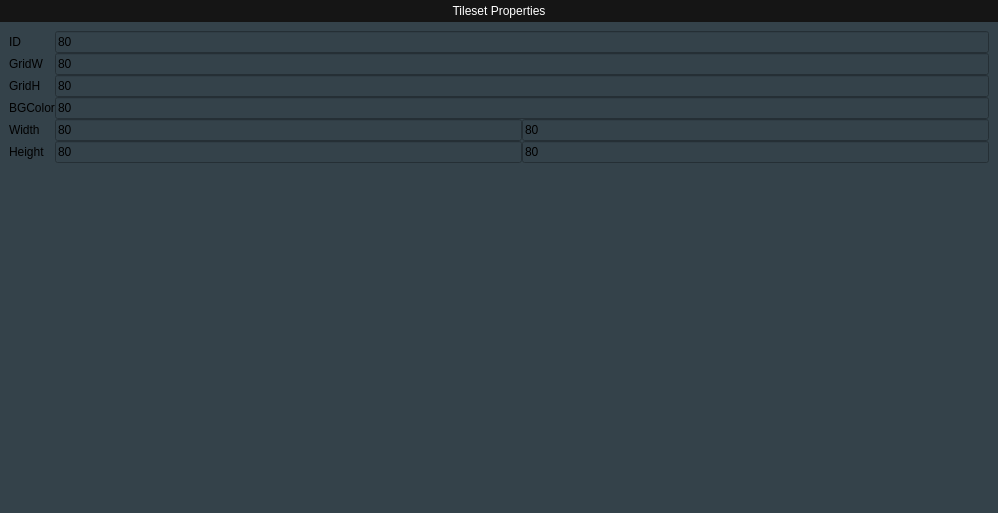
diegofps/tileset_editor, file TilesetEditor/fragmenttilesetproperties.ui: the form before one commit.
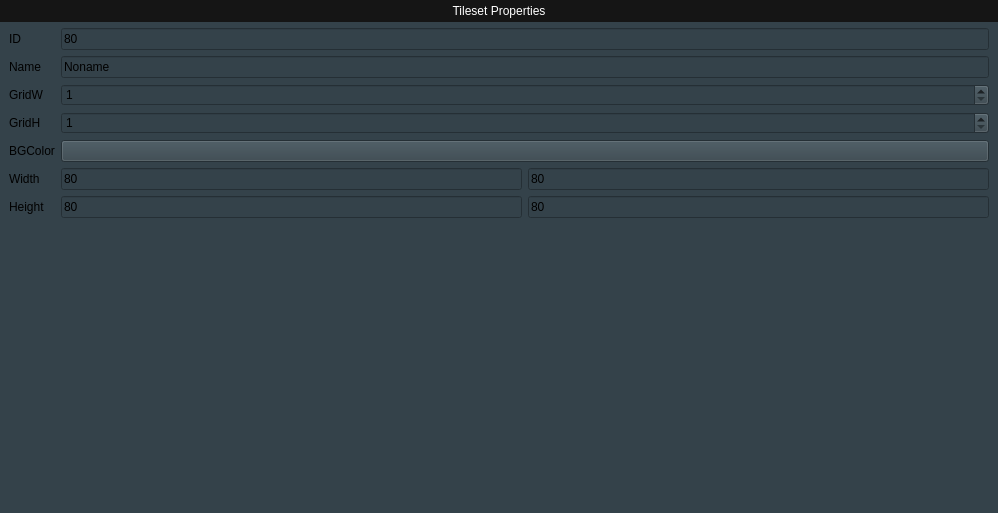
The form after the commit.

```diff
--- a/TilesetEditor/fragmenttilesetproperties.ui
+++ b/TilesetEditor/fragmenttilesetproperties.ui
@@ -50,9 +50,6 @@
       <number>0</number>
      </property>
      <layout class="QVBoxLayout" name="verticalLayout">
-      <property name="spacing">
-       <number>0</number>
-      </property>
       <property name="leftMargin">
        <number>0</number>
       </property>
@@ -91,18 +88,19 @@
        </widget>
       </item>
       <item>
+       <widget class="QFrame" name="frame_2">
+        <property name="frameShape">
+         <enum>QFrame::NoFrame</enum>
+        </property>
+        <property name="frameShadow">
+         <enum>QFrame::Raised</enum>
+        </property>
+        <property name="lineWidth">
+         <number>0</number>
+        </property>
        <layout class="QFormLayout" name="formLayout">
-        <property name="leftMargin">
-         <number>9</number>
-        </property>
         <property name="topMargin">
-         <number>9</number>
-        </property>
-        <property name="rightMargin">
-         <number>9</number>
-        </property>
-        <property name="bottomMargin">
-         <number>9</number>
+          <number>0</number>
         </property>
         <item row="0" column="0">
          <widget class="QLabel" name="lbID">
@@ -122,16 +120,16 @@
          </widget>
         </item>
         <item row="1" column="0">
-         <widget class="QLabel" name="lbGridW">
+          <widget class="QLabel" name="lbName">
           <property name="text">
-           <string>GridW</string>
+            <string>Name</string>
           </property>
          </widget>
         </item>
         <item row="1" column="1">
          <widget class="QLineEdit" name="leGridW">
           <property name="text">
-           <string>80</string>
+            <string>Noname</string>
           </property>
           <property name="readOnly">
            <bool>false</bool>
@@ -139,47 +137,55 @@
          </widget>
         </item>
         <item row="2" column="0">
-         <widget class="QLabel" name="lbGridH">
+          <widget class="QLabel" name="lbGridW">
           <property name="text">
-           <string>GridH</string>
+            <string>GridW</string>
           </property>
          </widget>
         </item>
         <item row="2" column="1">
-         <widget class="QLineEdit" name="leGridH">
-          <property name="text">
-           <string>80</string>
-          </property>
-          <property name="readOnly">
-           <bool>false</bool>
+          <widget class="QSpinBox" name="sbGridW">
+           <property name="minimum">
+            <number>1</number>
           </property>
          </widget>
         </item>
         <item row="3" column="0">
-         <widget class="QLabel" name="lbBGColor">
+          <widget class="QLabel" name="lbGridH">
           <property name="text">
-           <string>BGColor</string>
+            <string>GridH</string>
           </property>
          </widget>
         </item>
         <item row="3" column="1">
-         <widget class="QLineEdit" name="leBGColor">
-          <property name="text">
-           <string>80</string>
-          </property>
-          <property name="readOnly">
-           <bool>true</bool>
+          <widget class="QSpinBox" name="sbGridH">
+           <property name="minimum">
+            <number>1</number>
           </property>
          </widget>
         </item>
         <item row="4" column="0">
+          <widget class="QLabel" name="lbBGColor">
+           <property name="text">
+            <string>BGColor</string>
+           </property>
+          </widget>
+         </item>
+         <item row="4" column="1">
+          <widget class="QPushButton" name="btColor">
+           <property name="text">
+            <string/>
+           </property>
+          </widget>
+         </item>
+         <item row="5" column="0">
          <widget class="QLabel" name="lbWidth">
           <property name="text">
            <string>Width</string>
           </property>
          </widget>
         </item>
-        <item row="4" column="1">
+         <item row="5" column="1">
          <layout class="QHBoxLayout" name="horizontalLayout">
           <item>
            <widget class="QLineEdit" name="lineEdit">
@@ -203,14 +209,14 @@
           </item>
          </layout>
         </item>
-        <item row="5" column="0">
+         <item row="6" column="0">
          <widget class="QLabel" name="lbHeight">
           <property name="text">
            <string>Height</string>
           </property>
          </widget>
         </item>
-        <item row="5" column="1">
+         <item row="6" column="1">
          <layout class="QHBoxLayout" name="horizontalLayout_3">
           <item>
            <widget class="QLineEdit" name="lineEdit_3">
@@ -235,6 +241,7 @@
          </layout>
         </item>
        </layout>
+       </widget>
       </item>
      </layout>
     </widget>
```
Left out of the diff: 10 changed lines with no effect on the pictures. Lines whose indentation alone changed are shown as unchanged.
